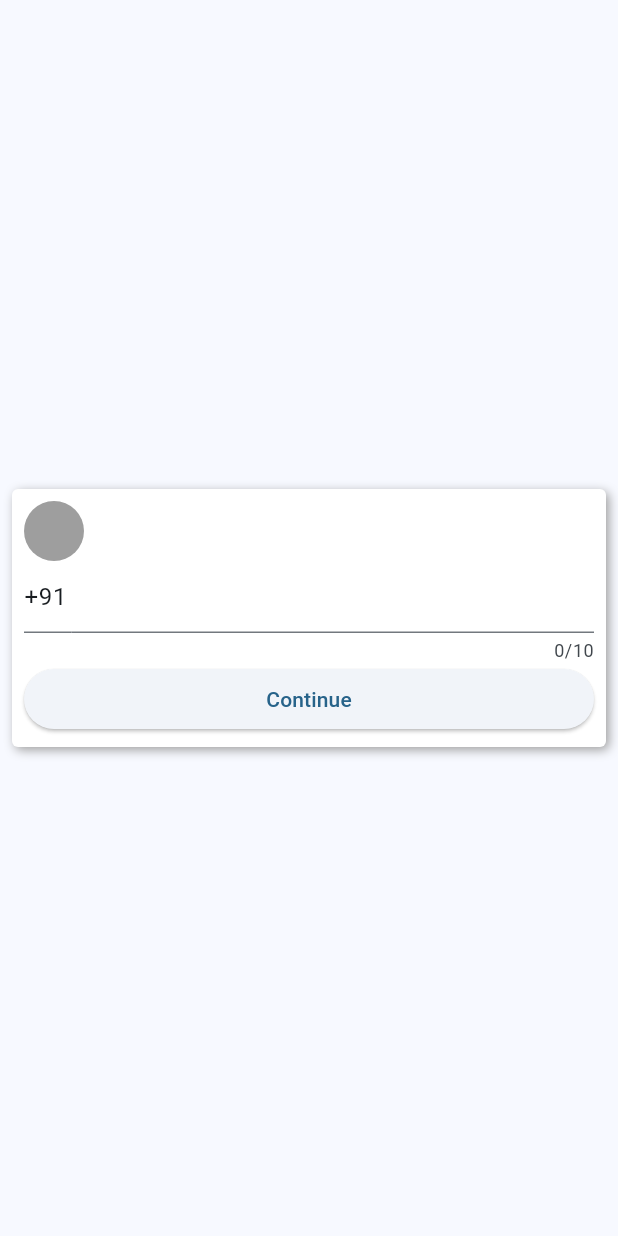
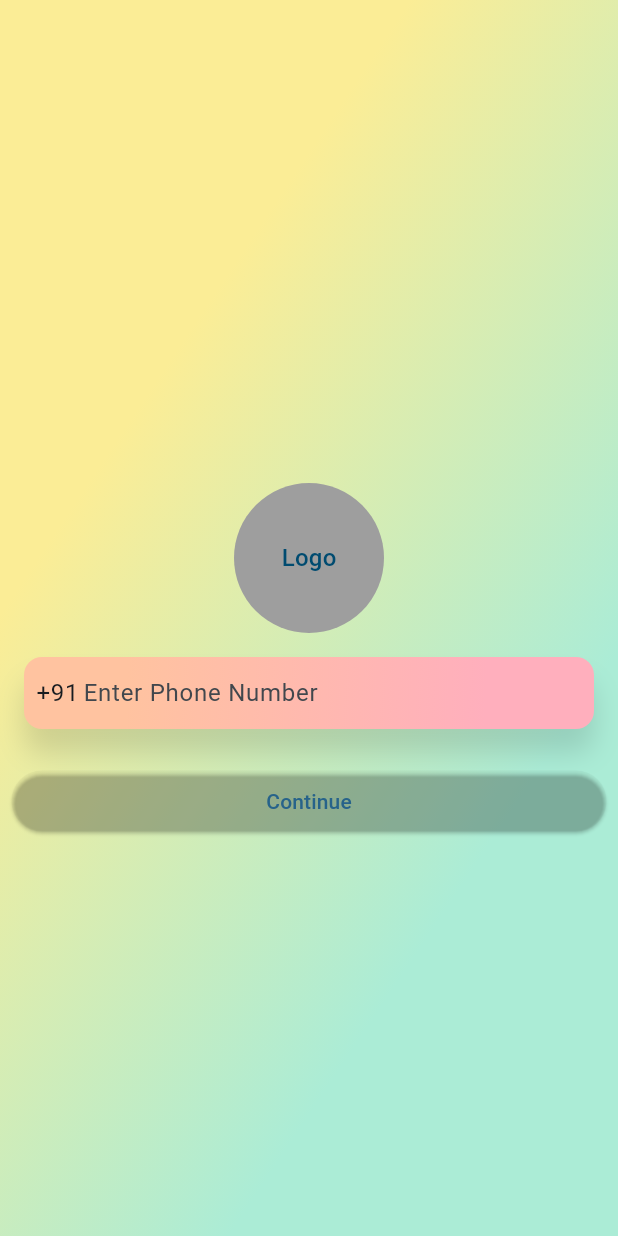
Before and after one commit to riyan-datalyca/demo_riyan, a Flutter app: the screen it shows after launch, on a phone screen of 412 x 824 dp. Run offline on Flutter 3.47's test engine with Material 2 defaults, Android fonts, the phone set to English and light mode, and no system bars; our stand-ins replace pin_input_text_field.

Commit message:
Updated UI of the Application.

```diff
--- a/lib/controllers/all_apis.dart
+++ b/lib/controllers/all_apis.dart
@@ -8,11 +8,6 @@ class LoginInformation {
   late String otp;
   late String userName;
   late String email;
-
-// setCountryCode countryCode set =>
-/*TODO : Setter and getter so the member variables will be set once and can
-    fetch data anywhere
- */
 }
 
 class ApiResponse {
@@ -61,7 +56,6 @@ class PasteApi {
       {required ApiResponse apiResponse,
       required LoginInformation loginInformation}) async {
     var url = Uri.https('test-otp-api.7474224.xyz', 'profilesubmit.php');
-    //TODO : fetch token from apiResponse
     var response = await http.post(url, body: {
       "name": loginInformation.userName ?? '',
       "email": loginInformation.email ?? ''
--- a/lib/home/home_page.dart
+++ b/lib/home/home_page.dart
@@ -1,4 +1,5 @@
 import 'package:flutter/material.dart';
+import 'package:untitled/utils/design_one.dart';
 
 class HomePage extends StatefulWidget {
   const HomePage({Key? key}) : super(key: key);
@@ -10,6 +11,9 @@ class HomePage extends StatefulWidget {
 class _HomePageState extends State<HomePage> {
   @override
   Widget build(BuildContext context) {
-    return Scaffold(body: const Placeholder());
+    return Scaffold(body: Container(
+      decoration : DesignOne.gradientBackground(reverse: true),
+      child: Center(child: Text("Welcome Home", style: DesignOne.boldMont,)),
+    ));
   }
 }
--- a/lib/login/login_page.dart
+++ b/lib/login/login_page.dart
@@ -4,8 +4,7 @@ import 'package:untitled/controllers/all_apis.dart';
 import 'package:untitled/home/home_page.dart';
 import 'package:untitled/on_boarding/user_on_boarding.dart';
 import 'package:untitled/ui_popup/popup_snackbar.dart';
-import 'package:untitled/utils/custom_components.dart';
-import 'package:http/http.dart' as http;
+import 'package:untitled/utils/design_one.dart';
 
 enum OTPResponse { success, error }
 
@@ -19,20 +18,17 @@ class LoginPage extends StatefulWidget {
 class _LoginPageState extends State<LoginPage> {
   @override
   Widget build(BuildContext context) {
-    return const Scaffold(
-      body: Center(
-        child: ElevatedContainerCustom(
-          child: Wrap(
-            children: [
-              CircleAvatar(
-                backgroundColor: Colors.grey,
-              ),
-              SizedBox(
-                width: 5001,
-                child: LoginComponent(),
-              )
+    return Scaffold(
+      body: Container(
+        padding: const EdgeInsets.only(top: 64.0),
+        decoration: DesignOne.gradientBackground(),
+        child: Column(
+          mainAxisAlignment: MainAxisAlignment.center,
+          mainAxisSize: MainAxisSize.max,
+          children: <Widget>[
+            DesignOne().circularLogo(),
+            const LoginComponent()
           ],
-          ),
         ),
       ),
     );
@@ -63,7 +59,9 @@ class _LoginComponentState extends State<LoginComponent> {
         MaterialPageRoute(
           builder: (builder) => OTPPage(
             loginInformation: loginInformation,
-                  )));
+          ),
+        ),
+      );
     }
   }
 
@@ -75,6 +73,9 @@ class _LoginComponentState extends State<LoginComponent> {
         crossAxisAlignment: CrossAxisAlignment.stretch,
         children: [
           Container(
+            margin: const EdgeInsets.all(16),
+            padding: const EdgeInsets.symmetric(horizontal: 8),
+            decoration: DesignOne.inputFieldDecoration(),
             child: Row(
               mainAxisAlignment: MainAxisAlignment.start,
               crossAxisAlignment: CrossAxisAlignment.start,
@@ -83,12 +84,17 @@ class _LoginComponentState extends State<LoginComponent> {
                   child: TextFormField(
                     readOnly: true,
                     controller: TextEditingController(text: countryCode),
+                    decoration: DesignOne.inputDecoration,
                   ),
                 ),
                 Expanded(
                   flex: 1,
                   child: TextFormField(
                     controller: phoneNumber,
+                    decoration: DesignOne.inputDecoration.copyWith(
+                      hintText: "Enter Phone Number",
+                      counterText: "",
+                    ),
                     maxLength: 10,
                     keyboardType: TextInputType.phone,
                     validator: (value) {
@@ -106,20 +112,28 @@ class _LoginComponentState extends State<LoginComponent> {
               ],
             ),
           ),
-            ElevatedButton(
+          Padding(
+            padding: const EdgeInsets.all(8.0),
+            child: ElevatedButton(
+                style: ButtonStyle(
+                  backgroundColor:
+                      MaterialStateProperty.all(Colors.transparent),
+                ),
                 onPressed: () {
                   _loginButtonClick();
                 },
-                child: const Text("Continue"))
+                child: const Text("Continue")),
+          ),
         ],
-        ));
+      ),
+    );
   }
 }
 
 class OTPPage extends StatefulWidget {
   final LoginInformation loginInformation;
 
-  OTPPage({Key? key, required this.loginInformation}) : super(key: key);
+  const OTPPage({Key? key, required this.loginInformation}) : super(key: key);
 
   @override
   State<OTPPage> createState() => _OTPPageState();
@@ -140,12 +154,12 @@ class _OTPPageState extends State<OTPPage> {
   }
 
   _verifyOTP() async {
-    widget.loginInformation..otp = pinController.value.text;
+    widget.loginInformation.otp = pinController.value.text;
     ApiResponse response = await PasteApi().verifyOTP(
         loginInformation: widget.loginInformation,
         apiResponse: verifiedInformation);
     response = ApiResponse(status: true, profileExists: false, jwt: 'jwt1234');
-    if (response.status) {
+    if (response.status && context.mounted) {
       if (response.profileExists ?? false) {
         Navigator.of(context).pushAndRemoveUntil(
             MaterialPageRoute(builder: (builder) => const HomePage()),
@@ -170,41 +184,34 @@ class _OTPPageState extends State<OTPPage> {
   _sendOTP() async {
     verifiedInformation =
         await PasteApi().sendOTP(inputInformation: widget.loginInformation);
-    UiPopup.showSnackBar(
-        context: context,
-        message: verifiedInformation.response ?? 'No response form server.',
-        backgroundColor:
-            verifiedInformation.status ? Colors.green : Colors.red);
   }
 
   @override
   Widget build(BuildContext context) {
     return Scaffold(
-      body: Center(
-        child: ElevatedContainerCustom(
+      body: Container(
+        padding: const EdgeInsets.all(16),
+        decoration: DesignOne.gradientBackground(),
         child: Column(
           mainAxisAlignment: MainAxisAlignment.center,
-            mainAxisSize: MainAxisSize.min,
+          mainAxisSize: MainAxisSize.max,
           crossAxisAlignment: CrossAxisAlignment.stretch,
           children: [
-              const CircleAvatar(),
-              const Text("Enter OTP"),
-              Text("OTP has been sent to $fullNumber"),
-              PinInputTextField(
+            DesignOne().circularLogo(),
+            Text(
+              "Enter OTP",
+              style: DesignOne.boldMont,
+            ),
+            Text(
+              "OTP has been sent to $fullNumber",
+              style: DesignOne.boldMont,
+            ),
+            Container(
+              padding: const EdgeInsets.symmetric(vertical: 8),
+              child: PinInputTextField(
                 controller: pinController,
                 pinLength: 6,
-                decoration: UnderlineDecoration(
-                  textStyle: Theme.of(context).textTheme.bodyText1!.copyWith(
-                        color: Colors.grey[400],
-                        fontSize: 22,
-                        fontWeight: FontWeight.bold,
-                      ),
-                  bgColorBuilder: PinListenColorBuilder(
-                      Theme.of(context).scaffoldBackgroundColor,
-                      Theme.of(context).scaffoldBackgroundColor),
-                  colorBuilder:
-                      PinListenColorBuilder(Colors.black, Colors.black),
-                ),
+                decoration: DesignOne.customPinDecoration(context),
                 textInputAction: TextInputAction.go,
                 enabled: true,
                 autoFocus: true,
@@ -219,6 +226,7 @@ class _OTPPageState extends State<OTPPage> {
                 },
                 cursor: Cursor(enabled: true, color: Colors.black, width: 1.0),
                 enableInteractiveSelection: true,
+              ),
             ),
             ElevatedButton(
                 style: ButtonStyle(backgroundColor:
@@ -235,7 +243,6 @@ class _OTPPageState extends State<OTPPage> {
           ],
         ),
       ),
-      ),
     );
   }
 }
--- a/lib/main.dart
+++ b/lib/main.dart
@@ -17,7 +17,7 @@ class MyApp extends StatelessWidget {
         useMaterial3: true,
       ),
       debugShowCheckedModeBanner: false,
-      home: SafeArea(child: LoginPage()),
+      home: const SafeArea(child: LoginPage()),
     );
   }
 }
--- /dev/null
+++ b/lib/utils/design_one.dart
@@ -0,0 +1,70 @@
+import 'package:flutter/material.dart';
+import 'package:pin_input_text_field/pin_input_text_field.dart';
+
+class DesignOne {
+  static BoxDecoration gradientBackground({bool reverse = false}) {
+    List<Color> cols = [const Color(0xfffbed96), const Color(0xffabecd6)];
+
+    return BoxDecoration(
+      gradient: LinearGradient(
+        begin: const FractionalOffset(0.0, 0.4),
+        end: const FractionalOffset(0.9, 0.7),
+        stops: const [0.1, 0.9],
+        colors: reverse ? cols.reversed.toList() : cols,
+      ),
+    );
+  }
+
+  static BoxDecoration inputFieldDecoration() {
+    return BoxDecoration(
+      boxShadow: const [
+        BoxShadow(
+            color: Colors.black12,
+            blurRadius: 15,
+            spreadRadius: 0,
+            offset: Offset(0.0, 16.0)),
+      ],
+      borderRadius: BorderRadius.circular(12.0),
+      gradient: const LinearGradient(
+        begin: FractionalOffset(0.0, 0.4),
+        end: FractionalOffset(0.9, 0.7),
+        stops: [0.2, 0.9],
+        colors: [
+          Color(0xffFFC3A0),
+          Color(0xffFFAFBD),
+        ],
+      ),
+    );
+  }
+
+  Widget circularLogo() {
+    return const Center(
+      child: SizedBox(
+        width: 100.0,
+        height: 100.0,
+        child: CircleAvatar(
+          backgroundColor: Colors.grey,
+          child: Text('Logo'),
+        ),
+      ),
+    );
+  }
+
+  static InputDecoration inputDecoration =
+      const InputDecoration(border: InputBorder.none);
+
+  static TextStyle boldMont = const TextStyle(
+      color: Color(0xff353535),
+      fontWeight: FontWeight.bold,
+      fontSize: 14.0,
+      fontFamily: 'Montserrat');
+
+  static PinDecoration customPinDecoration(BuildContext context) {
+    return CirclePinDecoration(
+      strokeColorBuilder: PinListenColorBuilder(
+        const Color(0xffFFC3A0),
+        const Color(0xffFFAFBD),
+      ),
+    );
+  }
+}
```
Also changed, not shown: lib/on_boarding/user_on_boarding.dart (+34 -24 lines), lib/ui_popup/popup_snackbar.dart (+1 -34 lines). Lines whose indentation alone changed are shown as unchanged.
